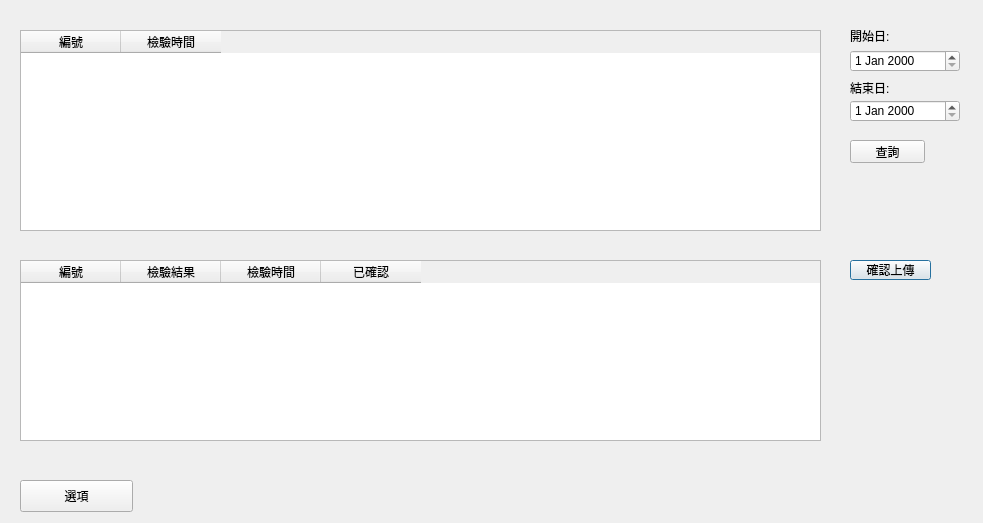
Above: libs/ui/main.ui from lukechu1997/nckuh_machine_connection before the change. Below: the same form after it.
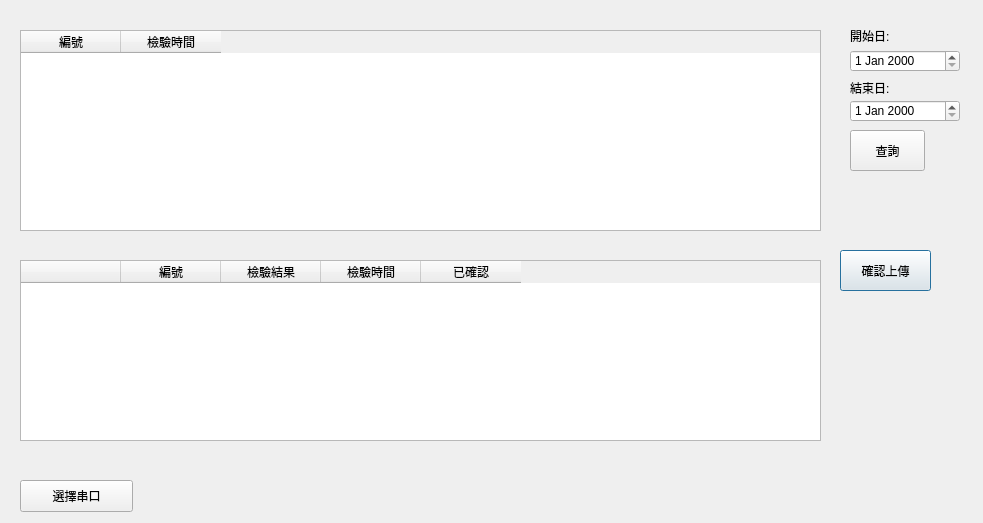
That is the form after the change.

```diff
--- a/libs/ui/main.ui
+++ b/libs/ui/main.ui
@@ -42,10 +42,10 @@
   <widget class="QPushButton" name="confirmBtn">
    <property name="geometry">
     <rect>
-     <x>850</x>
-     <y>260</y>
-     <width>81</width>
-     <height>20</height>
+     <x>840</x>
+     <y>250</y>
+     <width>91</width>
+     <height>41</height>
     </rect>
    </property>
    <property name="text">
@@ -66,9 +66,9 @@
    <property name="geometry">
     <rect>
      <x>850</x>
-     <y>140</y>
+     <y>130</y>
      <width>75</width>
-     <height>23</height>
+     <height>41</height>
     </rect>
    </property>
    <property name="cursor">
@@ -129,6 +129,11 @@
      <height>181</height>
     </rect>
    </property>
+   <column>
+    <property name="text">
+     <string/>
+    </property>
+   </column>
    <column>
     <property name="text">
      <string>編號</string>
@@ -160,7 +165,7 @@
     </rect>
    </property>
    <property name="text">
-    <string>選項</string>
+    <string>選擇串口</string>
    </property>
   </widget>
  </widget>
```
Left out of the diff: 2 changed lines with no effect on the pictures.
